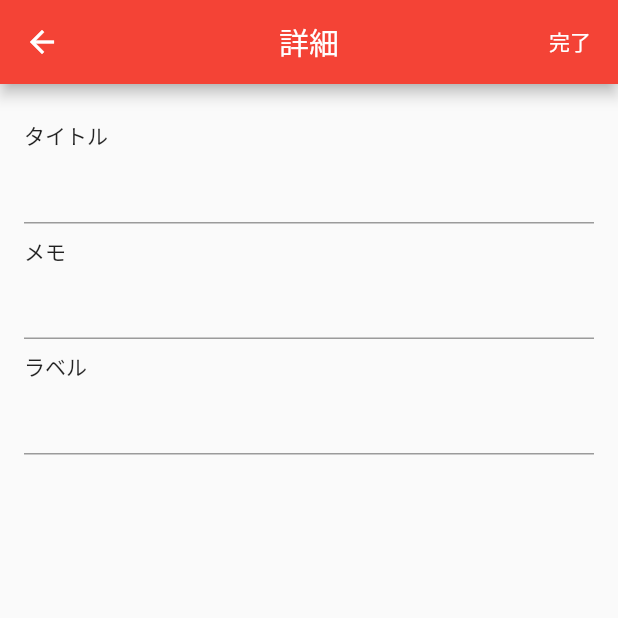
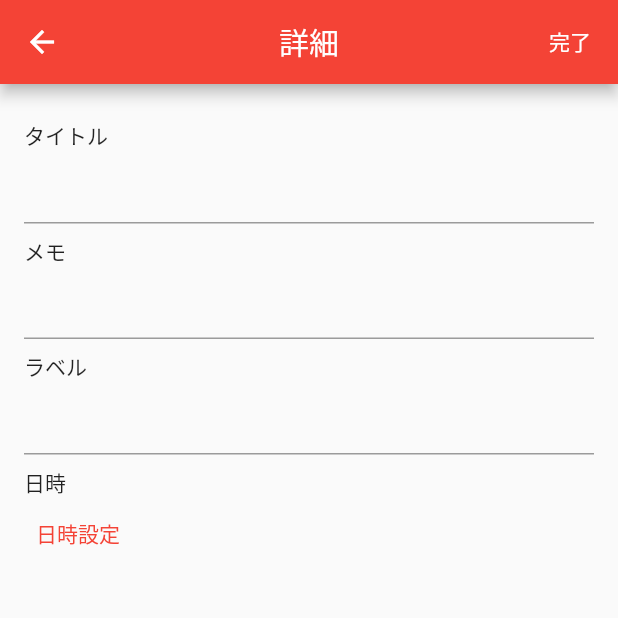
Before and after one commit to sakuma-js/flutter_sample, a Flutter app: the screen it shows after launch, after a tap on the "add" icon, on a phone screen of 412 x 824 dp, the top half of it. Run offline on Flutter 3.47's test engine with Material 2 defaults, Android fonts, the phone set to English and light mode, and no system bars; our stand-ins replace flutter_datetime_picker, flutter_riverpod, freezed_annotation; generated files the repository leaves out were written again.

Commit message:
時間設定項目追加

```diff
--- a/lib/main.dart
+++ b/lib/main.dart
@@ -3,6 +3,8 @@ import 'package:flutter_riverpod/flutter_riverpod.dart';
 import './notifiers/todo_notifier.dart';
 import './../models/todo.dart';
 import 'package:uuid/uuid.dart';
+import 'package:flutter_datetime_picker/flutter_datetime_picker.dart';
+import 'package:intl/intl.dart';
 
 final searchTextProvider = StateProvider<String>((ref) => '');
 
@@ -197,6 +199,7 @@ class RemindEditPageState extends ConsumerState<RemindEditPage> {
   late String text;
   late String memo;
   late String label;
+  late DateTime? dateTime;
 
   @override
   void didChangeDependencies() {
@@ -213,6 +216,9 @@ class RemindEditPageState extends ConsumerState<RemindEditPage> {
       label = (widget.id != null
           ? todos.firstWhere((element) => element.id == widget.id).label
           : '')!;
+      dateTime = (widget.id != null
+          ? todos.firstWhere((element) => element.id == widget.id).dateTime
+          : null);
     });
   }
 
@@ -244,6 +250,7 @@ class RemindEditPageState extends ConsumerState<RemindEditPage> {
                     text: text,
                     memo: memo,
                     label: label,
+                    dateTime: dateTime,
                     done: false);
                 ref.read(todoProvider.notifier).add(newTodo);
               } else {
@@ -252,6 +259,7 @@ class RemindEditPageState extends ConsumerState<RemindEditPage> {
                     text: text,
                     memo: memo,
                     label: label,
+                    dateTime: dateTime,
                     done: false);
                 ref.read(todoProvider.notifier).edit(editTodo);
               }
@@ -299,6 +307,40 @@ class RemindEditPageState extends ConsumerState<RemindEditPage> {
               label = value;
             },
           ),
+          const SizedBox(height: 8),
+          const Text('日時'),
+          Row(
+            mainAxisAlignment: MainAxisAlignment.spaceBetween,
+            children: [
+              if (dateTime != null) Text(DateFormat('yyyy-MM-dd HH:mm').format(dateTime!), style: const TextStyle(fontSize: 20, color: Colors.black87)),
+              TextButton(
+                child: const Text('日時設定'),
+                onPressed: () {
+                  DatePicker.showDatePicker(context,
+                      showTitleActions: true,
+                      minTime: DateTime(1940, 1, 1).toLocal(),
+                      maxTime: DateTime(2040, 12, 31).toLocal(),
+                      onConfirm: (date) {
+                        DatePicker.showTimePicker(
+                          context,
+                          showSecondsColumn: false,
+                          locale: LocaleType.jp,
+                          currentTime: DateTime.now().toLocal(),
+                          onConfirm: (time) {
+                            final pickDate = DateTime.parse('$date').toLocal();
+                            setState(() {
+                              dateTime = DateTime(pickDate.year, pickDate.month, pickDate.day, time.hour, time.minute);
+                            });
+                          },
+                        );
+                      }, currentTime: DateTime.now(),
+                      locale: LocaleType.jp
+                  );
+                },
+              ),
+            ],
+          ),
+
           SizedBox(
             width: double.infinity,
             child: widget.id != null
--- a/lib/models/todo.dart
+++ b/lib/models/todo.dart
@@ -8,6 +8,7 @@ class Todo with _$Todo {
     required String text,
     required String? memo,
     required String? label,
+    required DateTime? dateTime,
     required bool done,
   }) = _Todo;
 }
--- a/pubspec.yaml
+++ b/pubspec.yaml
@@ -40,6 +40,8 @@ dependencies:
   flutter_riverpod: ^2.1.1
   freezed_annotation: ^2.2.0
   uuid: ^3.0.7
+  flutter_datetime_picker: ^1.5.1
+  intl: ^0.18.0
 
 dev_dependencies:
   flutter_test:
```
Also changed, not shown: pubspec.lock.
